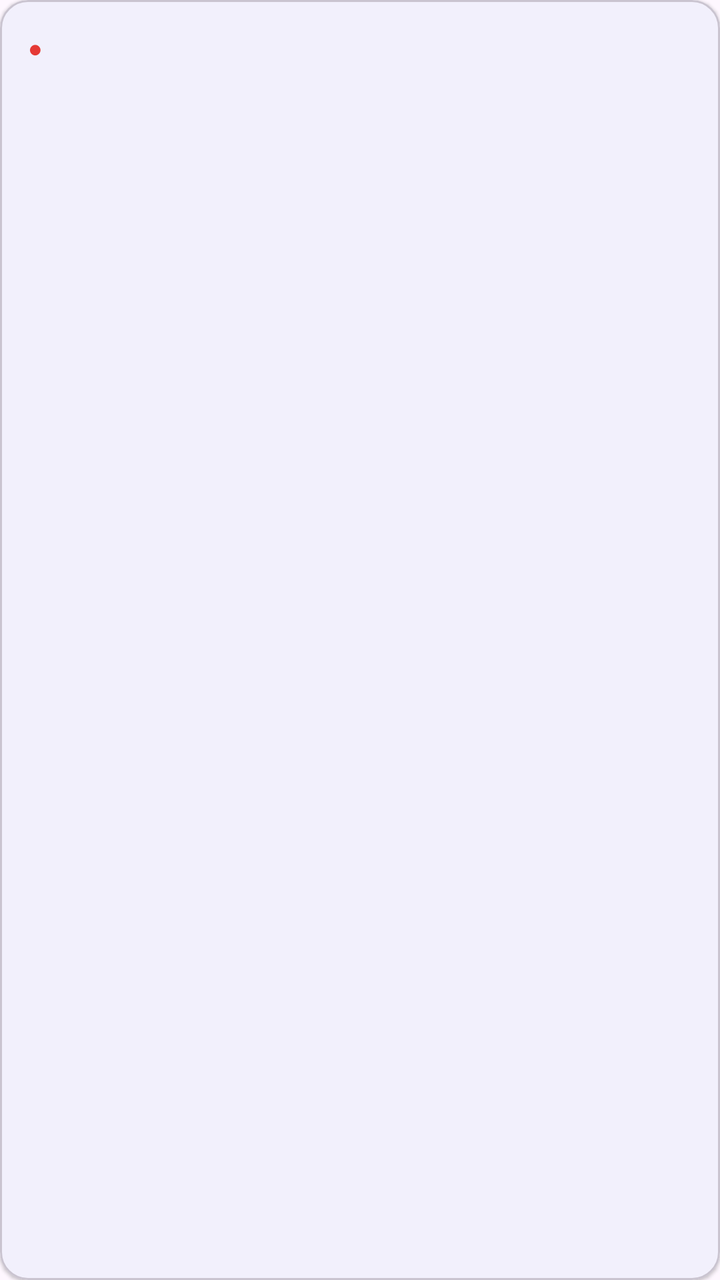
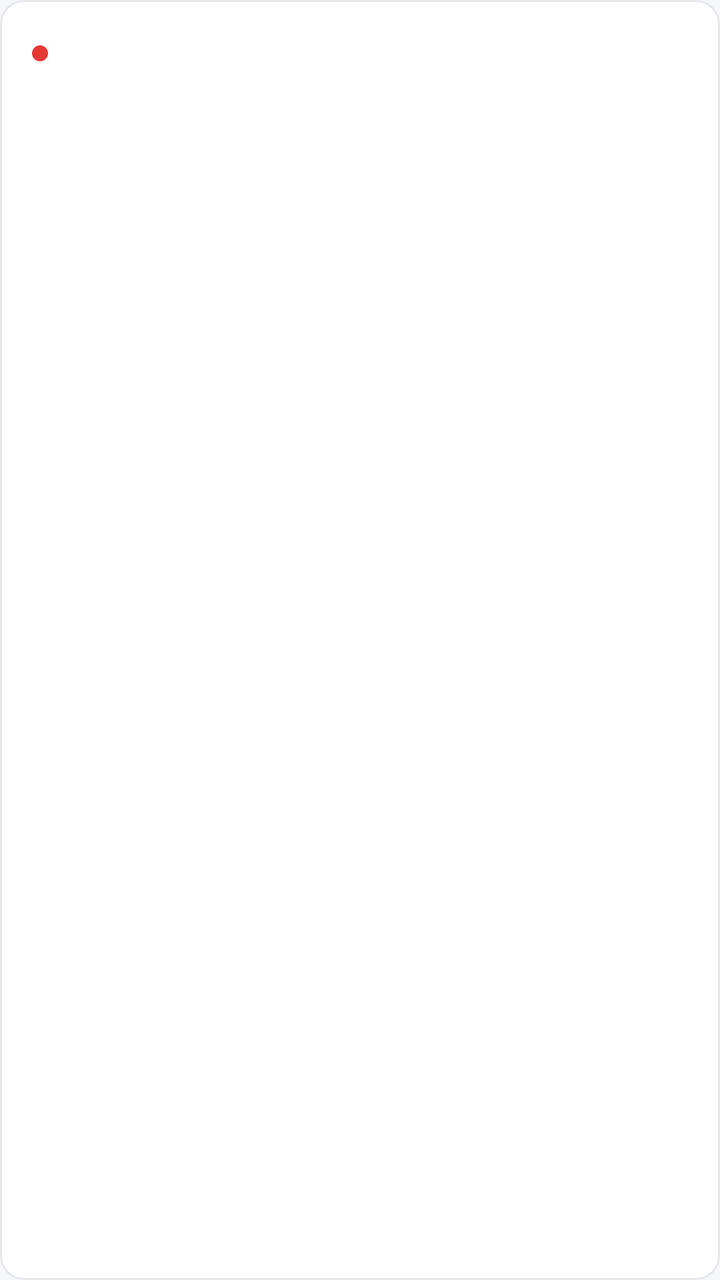

Two renders of the same Android screen: before a commit and after it. Below are the layout's source before the change and the commit's diff.
<!-- AndroidManifest.xml: application theme Theme.QLPT -->
<!-- res/layout/item_notification.xml -->
<?xml version="1.0" encoding="utf-8"?>
<com.google.android.material.card.MaterialCardView xmlns:android="http://schemas.android.com/apk/res/android"
    xmlns:app="http://schemas.android.com/apk/res-auto"
    android:layout_width="match_parent"
    android:layout_height="wrap_content"
    android:layout_marginStart="12dp"
    android:layout_marginEnd="12dp"
    android:layout_marginTop="8dp"
    app:cardCornerRadius="14dp"
    app:cardElevation="1dp">

    <LinearLayout
        android:layout_width="match_parent"
        android:layout_height="wrap_content"
        android:orientation="vertical"
        android:padding="14dp">

        <LinearLayout
            android:layout_width="match_parent"
            android:layout_height="wrap_content"
            android:gravity="center_vertical"
            android:orientation="horizontal">

            <TextView
                android:id="@+id/tvDot"
                android:layout_width="wrap_content"
                android:layout_height="wrap_content"
                android:layout_marginEnd="6dp"
                android:text="●"
                android:textColor="#E53935"
                android:textSize="12sp" />

            <TextView
                android:id="@+id/tvTitle"
                android:layout_width="0dp"
                android:layout_height="wrap_content"
                android:layout_weight="1"
                android:textSize="15sp"
                android:textStyle="bold" />
        </LinearLayout>

        <TextView
            android:id="@+id/tvBody"
            android:layout_width="match_parent"
            android:layout_height="wrap_content"
            android:layout_marginTop="2dp"
            android:textColor="#444444" />

        <TextView
            android:id="@+id/tvTime"
            android:layout_width="wrap_content"
            android:layout_height="wrap_content"
            android:layout_marginTop="4dp"
            android:textColor="#999999"
            android:textSize="12sp" />
    </LinearLayout>
</com.google.android.material.card.MaterialCardView>
<!-- resources referenced by this layout -->
<resources>
  <style name="Base.Theme.QLPT" parent="Theme.Material3.DayNight.NoActionBar">
          <item name="colorPrimary">@color/colorPrimary</item>
          <item name="colorPrimaryDark">@color/colorPrimaryDark</item>
          <item name="colorAccent">@color/colorAccent</item>
          <item name="android:statusBarColor">@color/colorPrimaryDark</item>
          <item name="textInputStyle">@style/App.TextInput</item>
      </style>
  <color name="colorPrimary">#1976D2</color>
  <color name="colorPrimaryDark">#1565C0</color>
  <color name="colorAccent">#FF6F00</color>
  <style name="App.TextInput" parent="Widget.Material3.TextInputLayout.OutlinedBox">
          <item name="boxCornerRadiusTopStart">12dp</item>
          <item name="boxCornerRadiusTopEnd">12dp</item>
          <item name="boxCornerRadiusBottomStart">12dp</item>
          <item name="boxCornerRadiusBottomEnd">12dp</item>
      </style>
  <!-- unchanged entries left out for length: 1 -->
</resources>

<!-- the commit's change to res/layout/item_notification.xml (unified diff, before → after) -->
@@ -1,19 +1,18 @@
 <?xml version="1.0" encoding="utf-8"?>
-<com.google.android.material.card.MaterialCardView xmlns:android="http://schemas.android.com/apk/res/android"
+<com.google.android.material.card.MaterialCardView
+    xmlns:android="http://schemas.android.com/apk/res/android"
     xmlns:app="http://schemas.android.com/apk/res-auto"
     android:layout_width="match_parent"
     android:layout_height="wrap_content"
-    android:layout_marginStart="12dp"
-    android:layout_marginEnd="12dp"
-    android:layout_marginTop="8dp"
-    app:cardCornerRadius="14dp"
-    app:cardElevation="1dp">
+    android:layout_marginStart="16dp"
+    android:layout_marginEnd="16dp"
+    android:layout_marginTop="12dp">
 
     <LinearLayout
         android:layout_width="match_parent"
         android:layout_height="wrap_content"
         android:orientation="vertical"
-        android:padding="14dp">
+        android:padding="16dp">
 
         <LinearLayout
             android:layout_width="match_parent"
@@ -23,20 +22,18 @@
 
             <TextView
                 android:id="@+id/tvDot"
-                android:layout_width="wrap_content"
-                android:layout_height="wrap_content"
-                android:layout_marginEnd="6dp"
-                android:text="●"
-                android:textColor="#E53935"
-                android:textSize="12sp" />
+                android:layout_width="8dp"
+                android:layout_height="8dp"
+                android:layout_marginEnd="8dp"
+                android:background="@drawable/bg_dot_unread" />
 
             <TextView
                 android:id="@+id/tvTitle"
                 android:layout_width="0dp"
                 android:layout_height="wrap_content"
                 android:layout_weight="1"
-                android:textSize="15sp"
-                android:textStyle="bold" />
+                android:textStyle="bold"
+                android:textAppearance="@style/TextAppearance.QLPT.CardTitle" />
         </LinearLayout>
 
         <TextView
@@ -44,14 +41,14 @@
             android:layout_width="match_parent"
             android:layout_height="wrap_content"
             android:layout_marginTop="2dp"
-            android:textColor="#444444" />
+            android:textColor="@color/qlpt_text" />
 
         <TextView
             android:id="@+id/tvTime"
             android:layout_width="wrap_content"
             android:layout_height="wrap_content"
             android:layout_marginTop="4dp"
-            android:textColor="#999999"
+            android:textColor="@color/qlpt_text_hint"
             android:textSize="12sp" />
     </LinearLayout>
 </com.google.android.material.card.MaterialCardView>
<!-- resource entries referenced after the edit -->
@@ -1,21 +1,115 @@
 <!-- resources referenced by this layout -->
 <resources>
-  <style name="Base.Theme.QLPT" parent="Theme.Material3.DayNight.NoActionBar">
+  <color name="qlpt_text">#212121</color>
+  <color name="qlpt_text_hint">#9E9E9E</color>
+  <!-- drawable bg_dot_unread (drawable) -->
+  <?xml version="1.0" encoding="utf-8"?>
+  <shape xmlns:android="http://schemas.android.com/apk/res/android"
+      android:shape="oval">
+      <solid android:color="@color/qlpt_error" />
+      <size
+          android:width="8dp"
+          android:height="8dp" />
+  </shape>
+  <style name="TextAppearance.QLPT.CardTitle" parent="TextAppearance.Material3.TitleMedium">
+          <item name="android:textSize">16sp</item>
+          <item name="android:textColor">@color/qlpt_text</item>
+      </style>
+  <color name="qlpt_error">#E53935</color>
+  <style name="Base.Theme.QLPT" parent="Theme.Material3.Light.NoActionBar">
+          
           <item name="colorPrimary">@color/colorPrimary</item>
+          <item name="colorOnPrimary">@color/qlpt_surface</item>
+          <item name="colorPrimaryContainer">@color/qlpt_primary_container</item>
+          <item name="colorOnPrimaryContainer">@color/qlpt_on_primary_container</item>
           <item name="colorPrimaryDark">@color/colorPrimaryDark</item>
           <item name="colorAccent">@color/colorAccent</item>
+  
+          
+          <item name="colorSecondary">@color/qlpt_accent</item>
+          <item name="colorOnSecondary">@color/qlpt_surface</item>
+          <item name="colorSecondaryContainer">@color/qlpt_primary_container</item>
+          <item name="colorOnSecondaryContainer">@color/qlpt_on_primary_container</item>
+  
+          <item name="colorError">@color/qlpt_error</item>
+  
+          
+          <item name="android:colorBackground">@color/qlpt_background</item>
+          <item name="colorSurface">@color/qlpt_surface</item>
+          <item name="colorSurfaceContainer">@color/qlpt_surface</item>
+          <item name="colorOnSurface">@color/qlpt_text</item>
+          <item name="colorOnSurfaceVariant">@color/qlpt_text_secondary</item>
+          <item name="colorOutline">@color/qlpt_text_hint</item>
+          <item name="colorOutlineVariant">@color/qlpt_border</item>
+  
+          
           <item name="android:statusBarColor">@color/colorPrimaryDark</item>
+          <item name="android:windowLightStatusBar">@bool/qlpt_light_status_bar</item>
+  
+          
+          <item name="materialButtonStyle">@style/Widget.QLPT.Button</item>
+          <item name="materialButtonOutlinedStyle">@style/Widget.QLPT.Button.Outlined</item>
+          <item name="materialCardViewStyle">@style/Widget.QLPT.Card</item>
           <item name="textInputStyle">@style/App.TextInput</item>
+          <item name="bottomNavigationStyle">@style/Widget.QLPT.BottomNav</item>
+          <item name="bottomSheetDialogTheme">@style/ThemeOverlay.QLPT.BottomSheetDialog</item>
       </style>
-  <color name="colorPrimary">#1976D2</color>
-  <color name="colorPrimaryDark">#1565C0</color>
-  <color name="colorAccent">#FF6F00</color>
+  <color name="colorPrimary">@color/qlpt_primary</color>
+  <color name="qlpt_surface">#FFFFFF</color>
+  <color name="qlpt_primary_container">#E0F2F1</color>
+  <color name="qlpt_on_primary_container">#00695C</color>
+  <color name="colorPrimaryDark">@color/qlpt_primary_dark</color>
+  <color name="colorAccent">@color/qlpt_accent</color>
+  <color name="qlpt_accent">#F57C00</color>
+  <color name="qlpt_background">#F5F7FA</color>
+  <color name="qlpt_text_secondary">#616161</color>
+  <color name="qlpt_border">#E5E7EB</color>
+  <style name="Widget.QLPT.Button" parent="Widget.Material3.Button">
+          <item name="cornerRadius">12dp</item>
+          <item name="android:textAllCaps">false</item>
+          <item name="android:letterSpacing">0</item>
+      </style>
+  <style name="Widget.QLPT.Button.Outlined" parent="Widget.Material3.Button.OutlinedButton">
+          <item name="cornerRadius">12dp</item>
+          <item name="android:textAllCaps">false</item>
+          <item name="android:letterSpacing">0</item>
+          <item name="strokeColor">@color/qlpt_border</item>
+      </style>
+  <style name="Widget.QLPT.Card" parent="Widget.Material3.CardView.Outlined">
+          <item name="cardCornerRadius">12dp</item>
+          <item name="cardElevation">0dp</item>
+          <item name="strokeWidth">1dp</item>
+          <item name="strokeColor">@color/qlpt_border</item>
+          <item name="cardBackgroundColor">@color/qlpt_surface</item>
+      </style>
   <style name="App.TextInput" parent="Widget.Material3.TextInputLayout.OutlinedBox">
+          
+          <item name="boxBackgroundColor">@color/qlpt_surface</item>
           <item name="boxCornerRadiusTopStart">12dp</item>
           <item name="boxCornerRadiusTopEnd">12dp</item>
           <item name="boxCornerRadiusBottomStart">12dp</item>
           <item name="boxCornerRadiusBottomEnd">12dp</item>
       </style>
+  <style name="Widget.QLPT.BottomNav" parent="Widget.Material3.BottomNavigationView">
+          <item name="backgroundTint">@color/qlpt_surface</item>
+          <item name="elevation">8dp</item>
+      </style>
+  <style name="ThemeOverlay.QLPT.BottomSheetDialog" parent="ThemeOverlay.Material3.BottomSheetDialog">
+          <item name="bottomSheetStyle">@style/Widget.QLPT.BottomSheet</item>
+      </style>
+  <color name="qlpt_primary">#009688</color>
+  <color name="qlpt_primary_dark">#00796B</color>
+  <style name="Widget.QLPT.BottomSheet" parent="Widget.Material3.BottomSheet.Modal">
+          <item name="backgroundTint">@color/qlpt_surface</item>
+          <item name="shapeAppearance">@style/ShapeAppearance.QLPT.BottomSheet</item>
+      </style>
+  <style name="ShapeAppearance.QLPT.BottomSheet" parent="">
+          <item name="cornerFamily">rounded</item>
+          <item name="cornerSizeTopLeft">24dp</item>
+          <item name="cornerSizeTopRight">24dp</item>
+          <item name="cornerSizeBottomLeft">0dp</item>
+          <item name="cornerSizeBottomRight">0dp</item>
+      </style>
   <!-- unchanged entries left out for length: 1 -->
 </resources>
 
